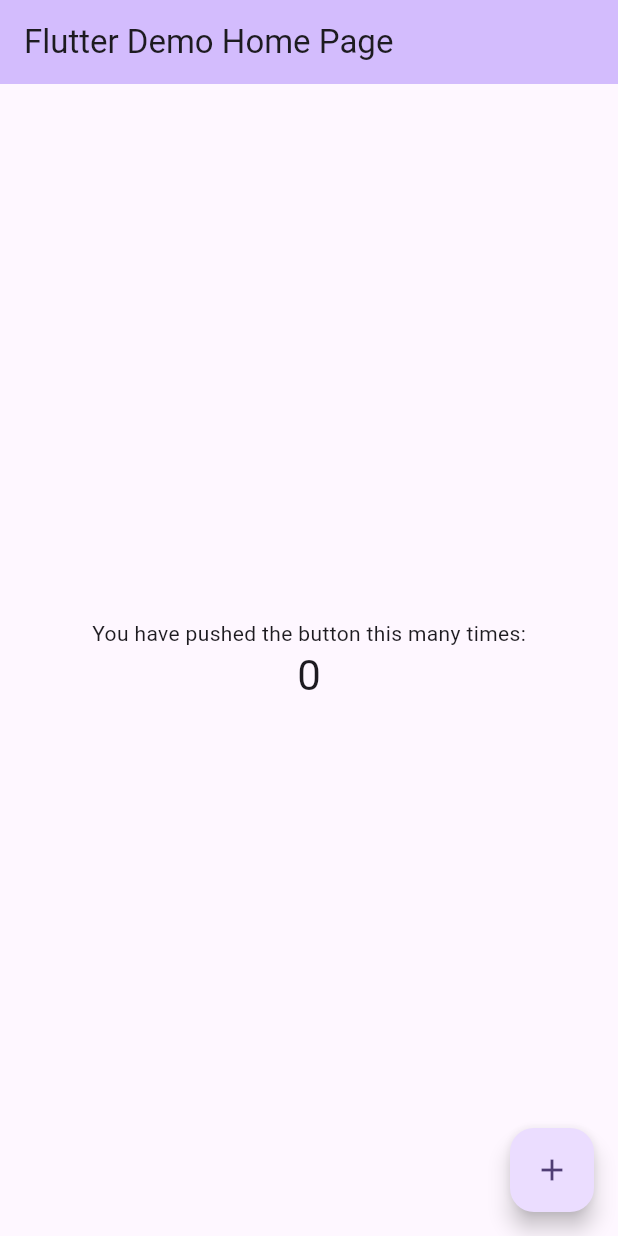
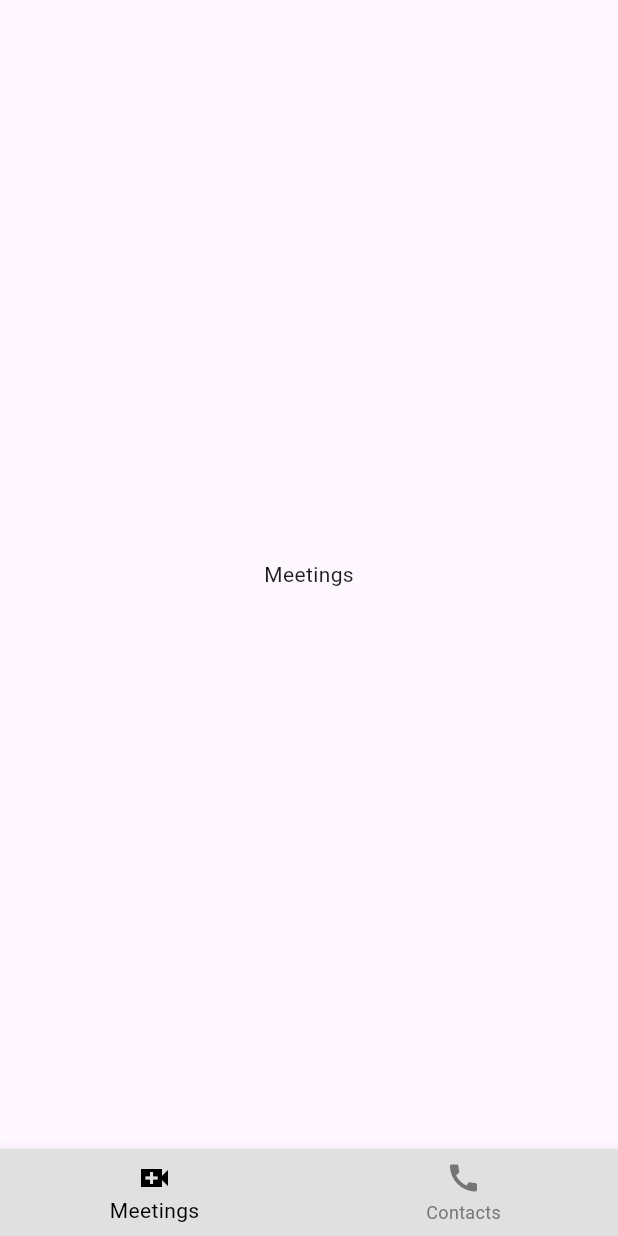
Before and after one commit to RAry-n/connexus-hackfest24, a Flutter app: the screen it shows after launch, on a phone screen of 412 x 824 dp. Run offline on Flutter 3.47's test engine with Material 3 defaults, Android fonts, the light colour scheme and no system bars; our stand-ins replace firebase_core; accounts and stored records are empty.

Commit message:
Initial Home page created

```diff
--- a/lib/main.dart
+++ b/lib/main.dart
@@ -1,125 +1,38 @@
+
+
+import 'package:connexus/pages/home_screen.dart';
+import 'package:firebase_core/firebase_core.dart';
+import 'package:flutter/cupertino.dart';
 import 'package:flutter/material.dart';
 
-void main() {
-  runApp(const MyApp());
+import 'firebase_options.dart';
+
+void main() async {
+  WidgetsFlutterBinding.ensureInitialized();
+  await Firebase.initializeApp(
+    options: DefaultFirebaseOptions.currentPlatform,
+  );
+
+
+  runApp(MyApp());
 }
 
 class MyApp extends StatelessWidget {
-  const MyApp({super.key});
+  MyApp({super.key});
 
-  // This widget is the root of your application.
   @override
   Widget build(BuildContext context) {
     return MaterialApp(
-      title: 'Flutter Demo',
-      theme: ThemeData(
-        // This is the theme of your application.
-        //
-        // TRY THIS: Try running your application with "flutter run". You'll see
-        // the application has a purple toolbar. Then, without quitting the app,
-        // try changing the seedColor in the colorScheme below to Colors.green
-        // and then invoke "hot reload" (save your changes or press the "hot
-        // reload" button in a Flutter-supported IDE, or press "r" if you used
-        // the command line to start the app).
-        //
-        // Notice that the counter didn't reset back to zero; the application
-        // state is not lost during the reload. To reset the state, use hot
-        // restart instead.
-        //
-        // This works for code too, not just values: Most code changes can be
-        // tested with just a hot reload.
-        colorScheme: ColorScheme.fromSeed(seedColor: Colors.deepPurple),
-        useMaterial3: true,
-      ),
-      home: const MyHomePage(title: 'Flutter Demo Home Page'),
+      initialRoute: '/home_screen',
+      routes: {
+        // '/chat': (context) => const Chat(),
+        '/home_screen': (context) => const HomeScreen(),
+        // '/get_started': (context) => const GetStartedScreen(),
+        // '/register': (context) => const RegisterScreen(),
+        // '/conversation': (context) => const ConversationPage(),
+      },
+      debugShowCheckedModeBanner: false,
+      // navigatorKey: navigatorKey,
     );
   }
 }
-
-class MyHomePage extends StatefulWidget {
-  const MyHomePage({super.key, required this.title});
-
-  // This widget is the home page of your application. It is stateful, meaning
-  // that it has a State object (defined below) that contains fields that affect
-  // how it looks.
-
-  // This class is the configuration for the state. It holds the values (in this
-  // case the title) provided by the parent (in this case the App widget) and
-  // used by the build method of the State. Fields in a Widget subclass are
-  // always marked "final".
-
-  final String title;
-
-  @override
-  State<MyHomePage> createState() => _MyHomePageState();
-}
-
-class _MyHomePageState extends State<MyHomePage> {
-  int _counter = 0;
-
-  void _incrementCounter() {
-    setState(() {
-      // This call to setState tells the Flutter framework that something has
-      // changed in this State, which causes it to rerun the build method below
-      // so that the display can reflect the updated values. If we changed
-      // _counter without calling setState(), then the build method would not be
-      // called again, and so nothing would appear to happen.
-      _counter++;
-    });
-  }
-
-  @override
-  Widget build(BuildContext context) {
-    // This method is rerun every time setState is called, for instance as done
-    // by the _incrementCounter method above.
-    //
-    // The Flutter framework has been optimized to make rerunning build methods
-    // fast, so that you can just rebuild anything that needs updating rather
-    // than having to individually change instances of widgets.
-    return Scaffold(
-      appBar: AppBar(
-        // TRY THIS: Try changing the color here to a specific color (to
-        // Colors.amber, perhaps?) and trigger a hot reload to see the AppBar
-        // change color while the other colors stay the same.
-        backgroundColor: Theme.of(context).colorScheme.inversePrimary,
-        // Here we take the value from the MyHomePage object that was created by
-        // the App.build method, and use it to set our appbar title.
-        title: Text(widget.title),
-      ),
-      body: Center(
-        // Center is a layout widget. It takes a single child and positions it
-        // in the middle of the parent.
-        child: Column(
-          // Column is also a layout widget. It takes a list of children and
-          // arranges them vertically. By default, it sizes itself to fit its
-          // children horizontally, and tries to be as tall as its parent.
-          //
-          // Column has various properties to control how it sizes itself and
-          // how it positions its children. Here we use mainAxisAlignment to
-          // center the children vertically; the main axis here is the vertical
-          // axis because Columns are vertical (the cross axis would be
-          // horizontal).
-          //
-          // TRY THIS: Invoke "debug painting" (choose the "Toggle Debug Paint"
-          // action in the IDE, or press "p" in the console), to see the
-          // wireframe for each widget.
-          mainAxisAlignment: MainAxisAlignment.center,
-          children: <Widget>[
-            const Text(
-              'You have pushed the button this many times:',
-            ),
-            Text(
-              '$_counter',
-              style: Theme.of(context).textTheme.headlineMedium,
-            ),
-          ],
-        ),
-      ),
-      floatingActionButton: FloatingActionButton(
-        onPressed: _incrementCounter,
-        tooltip: 'Increment',
-        child: const Icon(Icons.add),
-      ), // This trailing comma makes auto-formatting nicer for build methods.
-    );
-  }
-}
--- /dev/null
+++ b/lib/pages/contacts_home.dart
@@ -0,0 +1,15 @@
+import 'package:flutter/material.dart';
+
+class ContactsHome extends StatefulWidget {
+  const ContactsHome({super.key});
+
+  @override
+  State<ContactsHome> createState() => _ContactsHomeState();
+}
+
+class _ContactsHomeState extends State<ContactsHome> {
+  @override
+  Widget build(BuildContext context) {
+    return const Center(child: Text("Contacts"));
+  }
+}
--- /dev/null
+++ b/lib/pages/home_screen.dart
@@ -0,0 +1,50 @@
+import 'package:flutter/material.dart';
+
+import 'contacts_home.dart';
+import 'meetings_home.dart';
+
+class HomeScreen extends StatefulWidget {
+  const HomeScreen({super.key});
+
+  @override
+  State<HomeScreen> createState() => _HomeScreenState();
+}
+
+class _HomeScreenState extends State<HomeScreen> {
+  var myIndex =0;
+  List<Widget> widgetList = [
+    const MeetingsHome(),
+    const ContactsHome(),
+  ];
+
+  @override
+  Widget build(BuildContext context) {
+    return Scaffold(
+      bottomNavigationBar: BottomNavigationBar(
+        type: BottomNavigationBarType.fixed,
+        onTap: (index){
+          setState(() {
+            myIndex=index;
+          });
+        },
+        currentIndex: myIndex,
+        items: const [
+          BottomNavigationBarItem(
+            icon: Icon(Icons.video_call_sharp),
+            label: 'Meetings',
+          ),
+          BottomNavigationBarItem(
+            icon: Icon(Icons.call),
+            label: 'Contacts',
+          ),
+        ],
+        showUnselectedLabels: true,
+        backgroundColor: Colors.grey[300],
+        selectedItemColor: Colors.black,
+        unselectedItemColor: Colors.grey[600],
+      ),
+      body: widgetList[myIndex],
+      // backgroundColor: Colors.black,
+    );
+  }
+}
--- /dev/null
+++ b/lib/pages/meetings_home.dart
@@ -0,0 +1,15 @@
+import 'package:flutter/material.dart';
+
+class MeetingsHome extends StatefulWidget {
+  const MeetingsHome({super.key});
+
+  @override
+  State<MeetingsHome> createState() => _MeetingsHomeState();
+}
+
+class _MeetingsHomeState extends State<MeetingsHome> {
+  @override
+  Widget build(BuildContext context) {
+    return const Center(child: Text("Meetings"));
+  }
+}
--- /dev/null
+++ b/lib/widgets/loading_widget.dart
@@ -0,0 +1,21 @@
+import 'package:flutter/material.dart';
+
+class LoadingWidget extends StatefulWidget {
+  const LoadingWidget({super.key});
+
+  @override
+  State<LoadingWidget> createState() => _LoadingWidgetState();
+}
+
+class _LoadingWidgetState extends State<LoadingWidget> {
+  @override
+  Widget build(BuildContext context) {
+    return const Scaffold(
+      body:  Center(
+        child: CircularProgressIndicator(
+          color: Colors.cyan,
+        ),
+      ),
+    );
+  }
+}
```
Also changed, not shown: lib/themes.dart (added), 1 other file.
